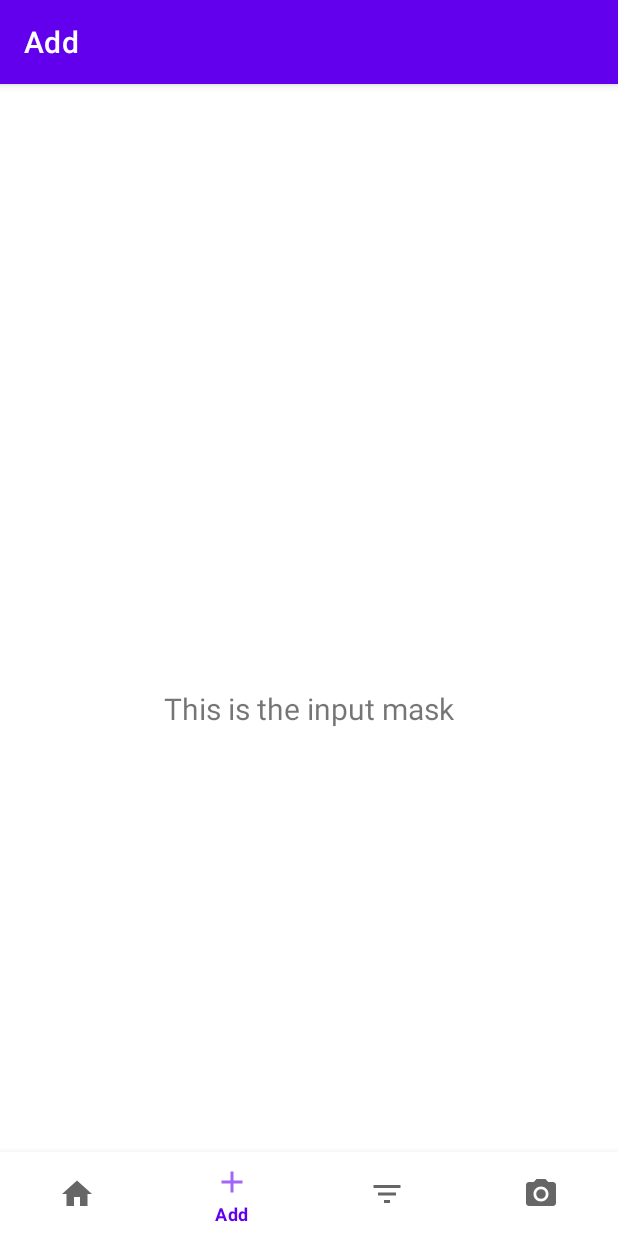
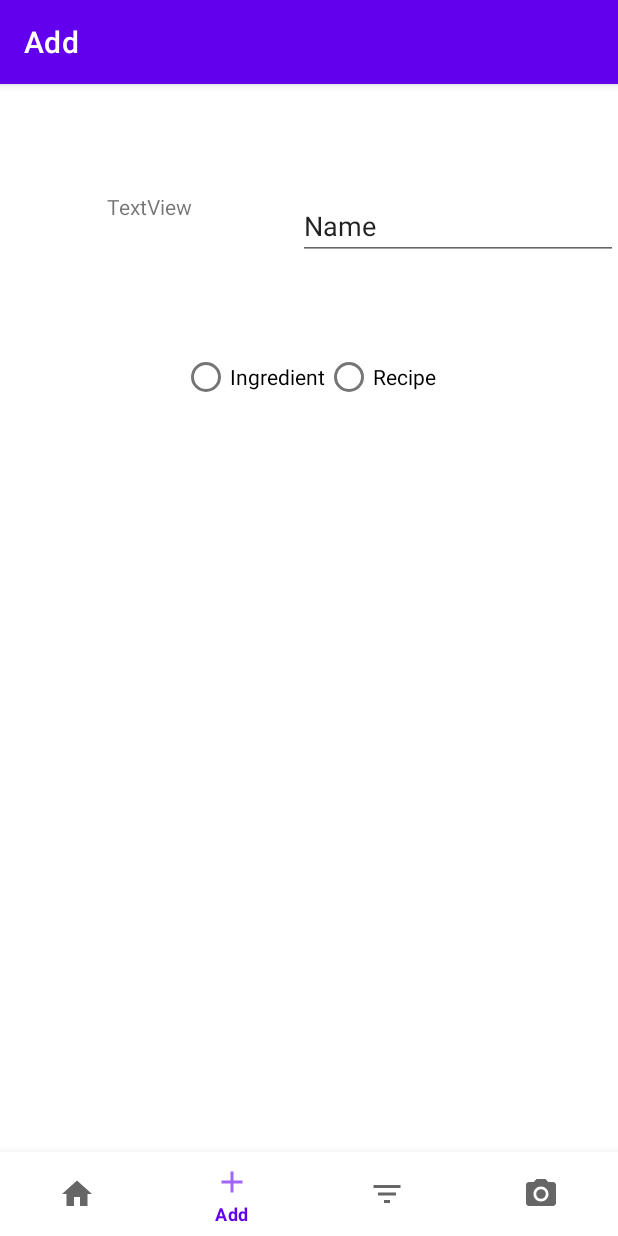
Before and after one commit to Pechlerbastian/NutriCoach, an Android app: the AddFragment screen opened through its navigation route, on a phone screen of 412 x 824 dp. Run offline under Robolectric (Android 15) with nearby library versions, the light colour scheme and no system bars; our stand-ins replace navigation-ui.

Commit message:
add radio

```diff
--- a/app/src/main/java/de/uniaugsburg/app/ui/add/AddFragment.java
+++ b/app/src/main/java/de/uniaugsburg/app/ui/add/AddFragment.java
@@ -4,12 +4,14 @@ import android.os.Bundle;
 import android.view.LayoutInflater;
 import android.view.View;
 import android.view.ViewGroup;
+import android.widget.RadioButton;
 import android.widget.TextView;
 
 import androidx.annotation.NonNull;
 import androidx.fragment.app.Fragment;
 import androidx.lifecycle.ViewModelProvider;
 
+import de.uniaugsburg.app.R;
 import de.uniaugsburg.app.databinding.FragmentDashboardBinding;
 
 public class AddFragment extends Fragment {
@@ -24,8 +26,6 @@ public class AddFragment extends Fragment {
         binding = FragmentDashboardBinding.inflate(inflater, container, false);
         View root = binding.getRoot();
 
-        final TextView textView = binding.textDashboard;
-        dashboardViewModel.getText().observe(getViewLifecycleOwner(), textView::setText);
         return root;
     }
 
@@ -34,4 +34,9 @@ public class AddFragment extends Fragment {
         super.onDestroyView();
         binding = null;
     }
+
+    public void onRadioButtonClicked(View view) {
+        boolean checked = ((RadioButton) view).isChecked();
+    }
+
 }
--- a/app/src/main/java/de/uniaugsburg/app/ui/add/AddViewModel.java
+++ b/app/src/main/java/de/uniaugsburg/app/ui/add/AddViewModel.java
@@ -6,14 +6,6 @@ import androidx.lifecycle.ViewModel;
 
 public class AddViewModel extends ViewModel {
 
-    private final MutableLiveData<String> mText;
-
     public AddViewModel() {
-        mText = new MutableLiveData<>();
-        mText.setValue("This is the input mask");
-    }
-
-    public LiveData<String> getText() {
-        return mText;
     }
 }
--- a/app/src/main/res/layout/fragment_dashboard.xml
+++ b/app/src/main/res/layout/fragment_dashboard.xml
@@ -6,17 +6,50 @@
     android:layout_height="match_parent"
     tools:context=".ui.add.AddFragment">
 
+    <RadioGroup
+        android:layout_width="wrap_content"
+        android:layout_height="wrap_content"
+        android:layout_marginTop="80dp"
+        android:orientation="horizontal"
+        app:layout_constraintEnd_toEndOf="parent"
+        app:layout_constraintStart_toStartOf="parent"
+        app:layout_constraintTop_toBottomOf="@+id/textView">
+
+        <RadioButton
+            android:id="@+id/radio_ingredient"
+            android:layout_width="wrap_content"
+            android:layout_height="wrap_content"
+            android:onClick="onRadioButtonClicked"
+            android:text="@string/ingredient" />
+
+        <RadioButton
+            android:id="@+id/radio_recipe"
+            android:layout_width="wrap_content"
+            android:layout_height="wrap_content"
+            android:onClick="onRadioButtonClicked"
+            android:text="@string/recipe" />
+    </RadioGroup>
+
+    <EditText
+        android:id="@+id/editTextTextPersonName"
+        android:layout_width="wrap_content"
+        android:layout_height="wrap_content"
+        android:layout_marginTop="16dp"
+        android:ems="10"
+        android:inputType="textPersonName"
+        android:text="Name"
+        app:layout_constraintEnd_toEndOf="parent"
+        app:layout_constraintTop_toTopOf="parent" />
+
     <TextView
-        android:id="@+id/text_dashboard"
-        android:layout_width="match_parent"
+        android:id="@+id/textView"
+        android:layout_width="wrap_content"
         android:layout_height="wrap_content"
-        android:layout_marginStart="8dp"
-        android:layout_marginTop="8dp"
-        android:layout_marginEnd="8dp"
-        android:textAlignment="center"
-        android:textSize="20sp"
-        app:layout_constraintBottom_toBottomOf="parent"
-        app:layout_constraintEnd_toEndOf="parent"
+        android:layout_marginStart="16dp"
+        android:layout_marginTop="16dp"
+        android:layout_marginEnd="16dp"
+        android:text="TextView"
+        app:layout_constraintEnd_toStartOf="@+id/editTextTextPersonName"
         app:layout_constraintStart_toStartOf="parent"
         app:layout_constraintTop_toTopOf="parent" />
 </androidx.constraintlayout.widget.ConstraintLayout>
--- a/app/src/main/res/values/strings.xml
+++ b/app/src/main/res/values/strings.xml
@@ -5,4 +5,6 @@
     <string name="title_items">Items</string>
     <string name="title_camera">Camera</string>
     <string name="calories">%1$d Calories</string>
+    <string name="recipe">Recipe</string>
+    <string name="ingredient">Ingredient</string>
 </resources>
```
